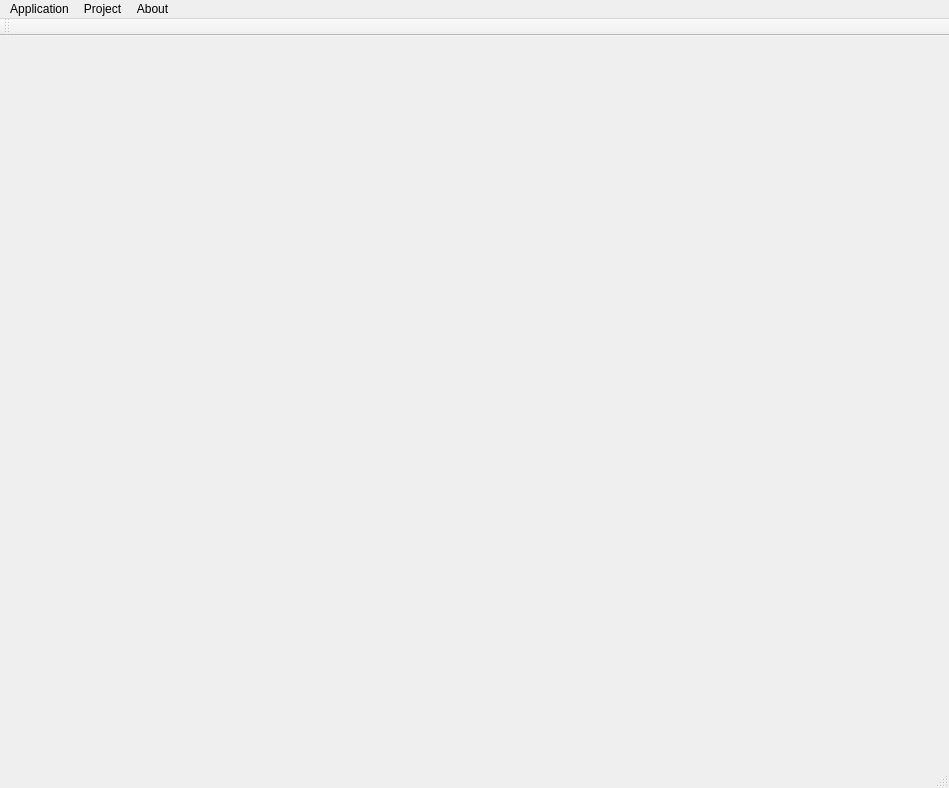
Old version of the form mainwindow.ui in the repository molchanoviv/CLIPS-GUI.
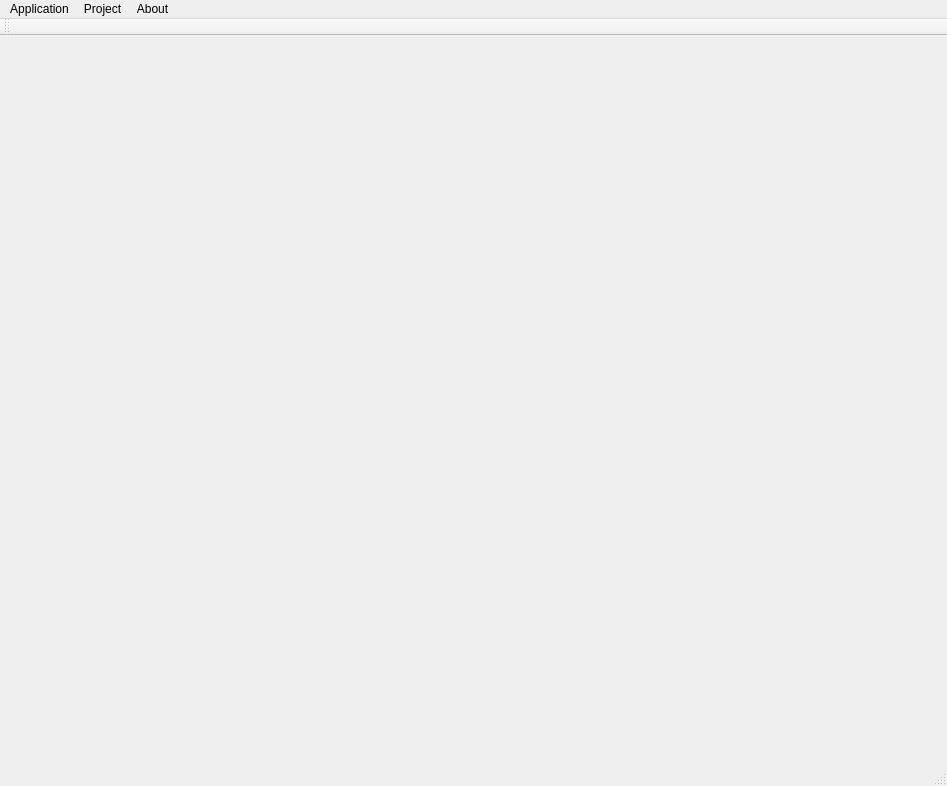
New version of the form. Icons and pictures are not drawn.

```diff
--- a/mainwindow.ui
+++ b/mainwindow.ui
@@ -6,8 +6,8 @@
    <rect>
     <x>0</x>
     <y>0</y>
-    <width>949</width>
-    <height>788</height>
+    <width>947</width>
+    <height>786</height>
    </rect>
   </property>
   <property name="windowTitle">
@@ -23,7 +23,7 @@
     <rect>
      <x>0</x>
      <y>0</y>
-     <width>949</width>
+     <width>947</width>
      <height>21</height>
     </rect>
    </property>
```
Left out of the diff: 3 changed lines with no effect on the pictures.
